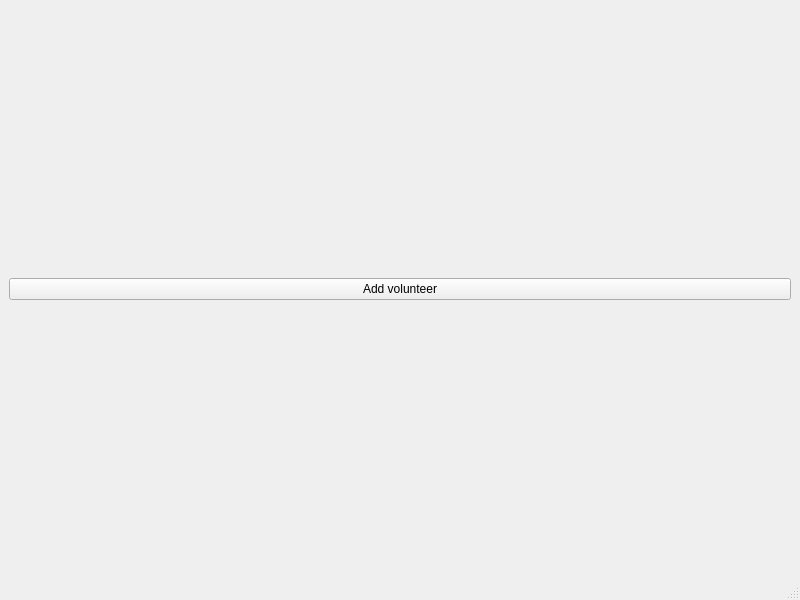
mikepyne/RotaGenerator, file src/mainwindow.ui: the form before one commit.
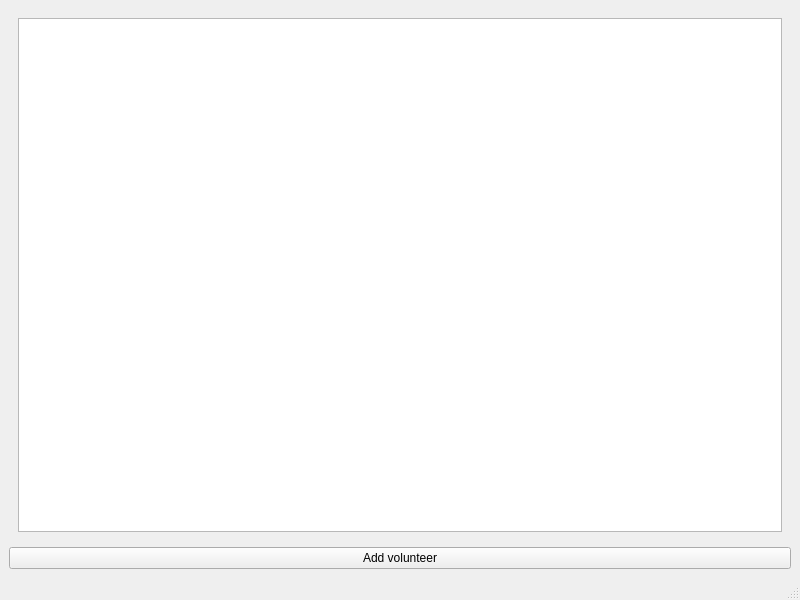
The form after the commit.

Commit message: Starting on the user interface.

The edit to the form file:
```diff
--- a/src/mainwindow.ui
+++ b/src/mainwindow.ui
@@ -15,13 +15,29 @@
   </property>
   <widget class="QWidget" name="centralwidget">
    <layout class="QGridLayout" name="gridLayout">
-    <item row="0" column="0">
+    <item row="1" column="0">
      <widget class="QPushButton" name="add_volunteer">
       <property name="text">
        <string>Add volunteer</string>
       </property>
      </widget>
     </item>
+    <item row="0" column="0">
+     <widget class="QStackedWidget" name="stackedWidget">
+      <widget class="QWidget" name="page">
+       <layout class="QGridLayout" name="gridLayout_2">
+        <item row="0" column="0">
+         <layout class="QVBoxLayout" name="verticalLayout">
+          <item>
+           <widget class="QTableView" name="volunteersView"/>
+          </item>
+         </layout>
+        </item>
+       </layout>
+      </widget>
+      <widget class="QWidget" name="page_2"/>
+     </widget>
+    </item>
    </layout>
   </widget>
   <widget class="QMenuBar" name="menubar">
```
The commit also changes 7 other files.
